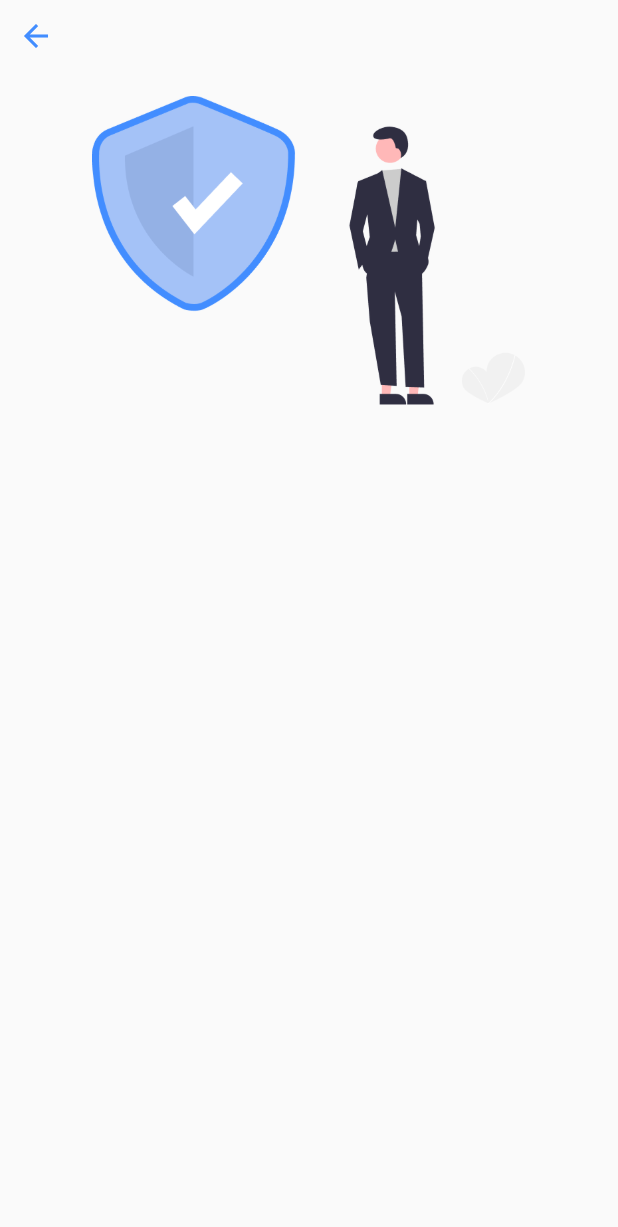
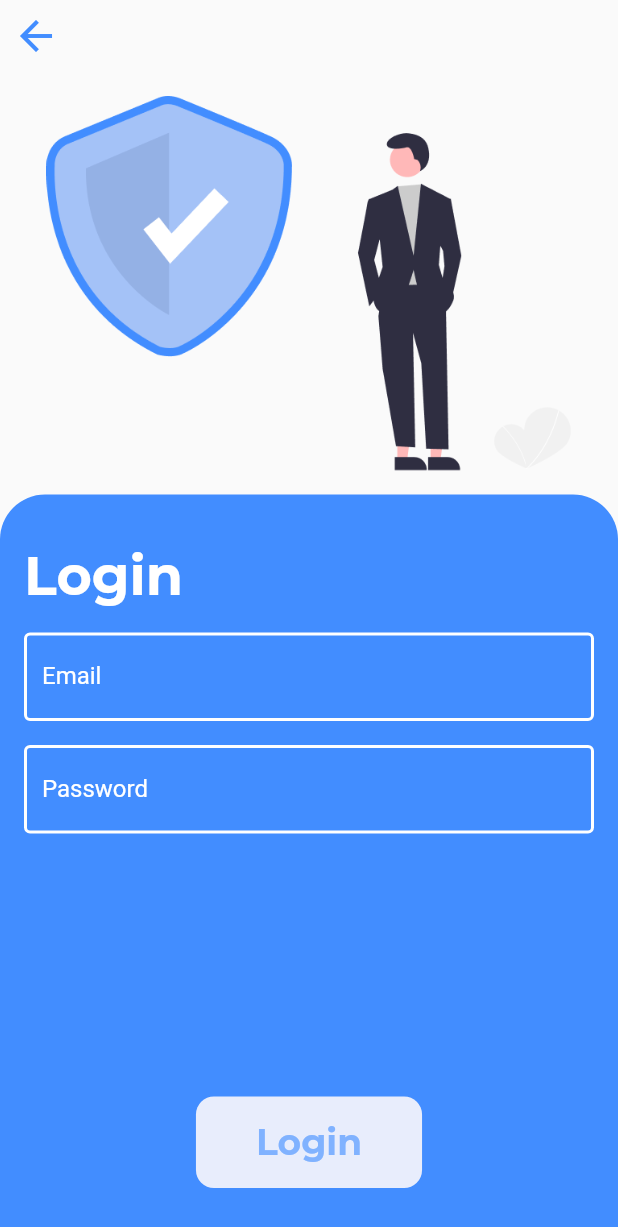
Before and after one commit to rizkyputrapb/CSD104_SUSMATIOR, a Flutter app: the screen it shows after launch, after a tap on "Login", on a phone screen of 412 x 824 dp. Shown: the top 1227 px of the screen. Run offline on Flutter 3.47's test engine with Material 2 defaults, Android fonts, the phone set to English and light mode, and no system bars; our stand-ins replace google_fonts.

Commit message:
finished login screen UI

```diff
--- a/lib/constants/colors_constants.dart
+++ b/lib/constants/colors_constants.dart
@@ -3,3 +3,4 @@ import 'package:flutter/material.dart';
 const Color primaryColor = Color(0xFF428DFF);
 const Color blueSecondary = Color(0xFF7FACFA);
 const Color blueTertiary = Color(0xFF80B2FF);
+const Color buttonBlue = Color(0xFFE8EDFC);
--- a/lib/constants/radius_constants.dart
+++ b/lib/constants/radius_constants.dart
@@ -1 +1,2 @@
 const double radius_12 = 12;
+const double radius_30 = 30;
--- a/lib/ui/screens/login/login_screens.dart
+++ b/lib/ui/screens/login/login_screens.dart
@@ -1,6 +1,8 @@
 import 'package:flutter/material.dart';
+import 'package:google_fonts/google_fonts.dart';
 import 'package:susmatior_app/constants/colors_constants.dart';
 import 'package:susmatior_app/constants/padding_constants.dart';
+import 'package:susmatior_app/constants/radius_constants.dart';
 
 class LoginScreen extends StatelessWidget {
   const LoginScreen({Key? key}) : super(key: key);
@@ -10,8 +12,14 @@ class LoginScreen extends StatelessWidget {
   @override
   Widget build(BuildContext context) {
     return Scaffold(
-      body: ListView(
-        shrinkWrap: true,
+      body: SafeArea(
+        child: LayoutBuilder(
+          builder: (context, constraint) {
+            return SingleChildScrollView(
+              child: ConstrainedBox(
+                constraints: BoxConstraints(minHeight: constraint.maxHeight),
+                child: IntrinsicHeight(
+                  child: Column(
                     children: [
                       Row(
                         mainAxisAlignment: MainAxisAlignment.start,
@@ -20,7 +28,10 @@ class LoginScreen extends StatelessWidget {
                             onPressed: () {
                               Navigator.pop(context);
                             },
-                icon: const Icon(Icons.arrow_back),
+                            icon: const Icon(
+                              Icons.arrow_back,
+                              size: 32,
+                            ),
                             color: primaryColor,
                           )
                         ],
@@ -29,11 +40,113 @@ class LoginScreen extends StatelessWidget {
                         margin: const EdgeInsets.all(padding_16),
                         child: Image.asset(
                           'assets/images/img_login_picture.png',
-              height: MediaQuery.of(context).size.height / 4,
+                          height: MediaQuery.of(context).size.height / 3.3,
+                        ),
+                      ),
+                      Expanded(
+                        child: Container(
+                          decoration: const BoxDecoration(
+                              borderRadius: BorderRadius.only(
+                                  topLeft: Radius.circular(radius_30),
+                                  topRight: Radius.circular(radius_30)),
+                              color: primaryColor),
+                          child: Padding(
+                            padding: const EdgeInsets.symmetric(
+                                vertical: 32, horizontal: 16),
+                            child: Column(
+                              mainAxisAlignment: MainAxisAlignment.spaceBetween,
+                              children: [
+                                Column(
+                                  crossAxisAlignment: CrossAxisAlignment.start,
+                                  children: [
+                                    Text(
+                                      "Login",
+                                      textAlign: TextAlign.start,
+                                      style: GoogleFonts.montserrat(
+                                        color: Colors.white,
+                                        fontSize: 36.0,
+                                        fontWeight: FontWeight.bold,
+                                      ),
+                                    ),
+                                    Container(
+                                      margin: const EdgeInsets.only(top: padding_16),
+                                      child: TextFormFieldWhite(
+                                        label: "Email",
+                                        isObscure: false,
+                                      ),
+                                    ),
+                                    Container(
+                                      margin: const EdgeInsets.only(top: padding_16),
+                                      child: TextFormFieldWhite(
+                                        label: "Password",
+                                        isObscure: true,
                                       ),
                                     ),
                                   ],
                                 ),
+                                TextButton(
+                                    style: ButtonStyle(
+                                        backgroundColor:
+                                        MaterialStateProperty.all(buttonBlue),
+                                        shape: MaterialStateProperty.all(
+                                            RoundedRectangleBorder(
+                                                borderRadius:
+                                                BorderRadius.circular(radius_12)))),
+                                    onPressed: () {},
+                                    child: Padding(
+                                      padding: const EdgeInsets.symmetric(
+                                          vertical: padding_8, horizontal: 32),
+                                      child: Text(
+                                        "Login",
+                                        style: GoogleFonts.montserrat(
+                                          color: blueTertiary,
+                                          fontSize: 24,
+                                          fontWeight: FontWeight.bold,
+                                        ),
+                                      ),
+                                    ))
+                              ],
+                            ),
+                          ),
+                        ),
+                      )
+                    ],
+                  ),
+                ),
+              ),
+            );
+          },
+        ),
+      ),
     );
   }
 }
+
+class TextFormFieldWhite extends StatelessWidget {
+  TextFormFieldWhite(
+      {Key? key,
+      TextEditingController? controller,
+      required this.label,
+      required this.isObscure})
+      : super(key: key);
+
+  String label;
+  bool isObscure;
+
+  @override
+  Widget build(BuildContext context) {
+    return TextFormField(
+      style: const TextStyle(color: Colors.white),
+      obscureText: isObscure,
+      cursorColor: Colors.white,
+      decoration: InputDecoration(
+        labelText: label,
+        labelStyle: const TextStyle(color: Colors.white),
+        focusedBorder: const OutlineInputBorder(
+            borderSide: BorderSide(width: 2, color: Colors.white)),
+        enabledBorder: const OutlineInputBorder(
+            borderSide: BorderSide(width: 2, color: Colors.white)),
+      ),
+    );
+  }
+}
```
Lines whose indentation alone changed are shown as unchanged.
